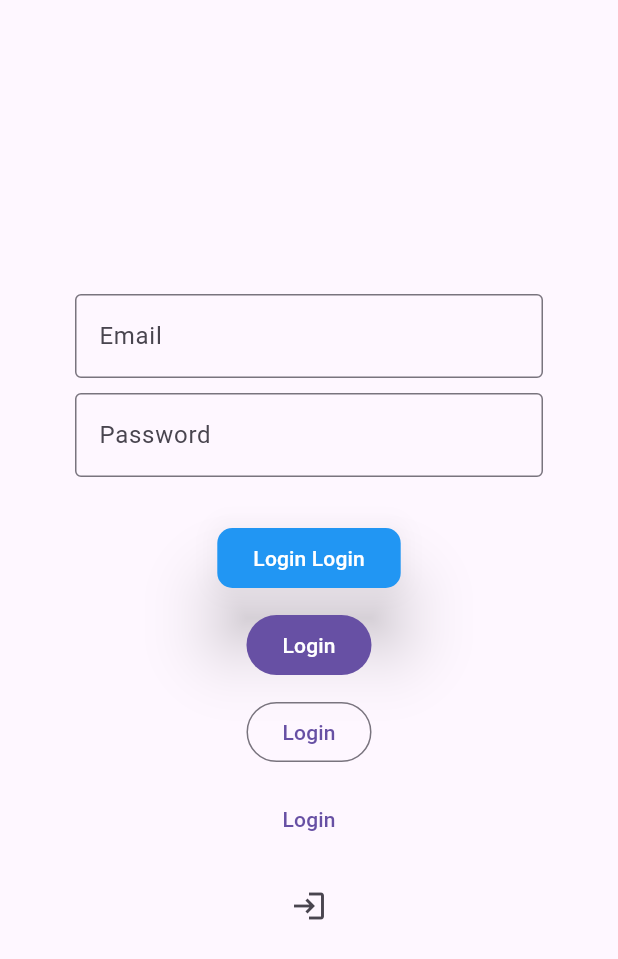
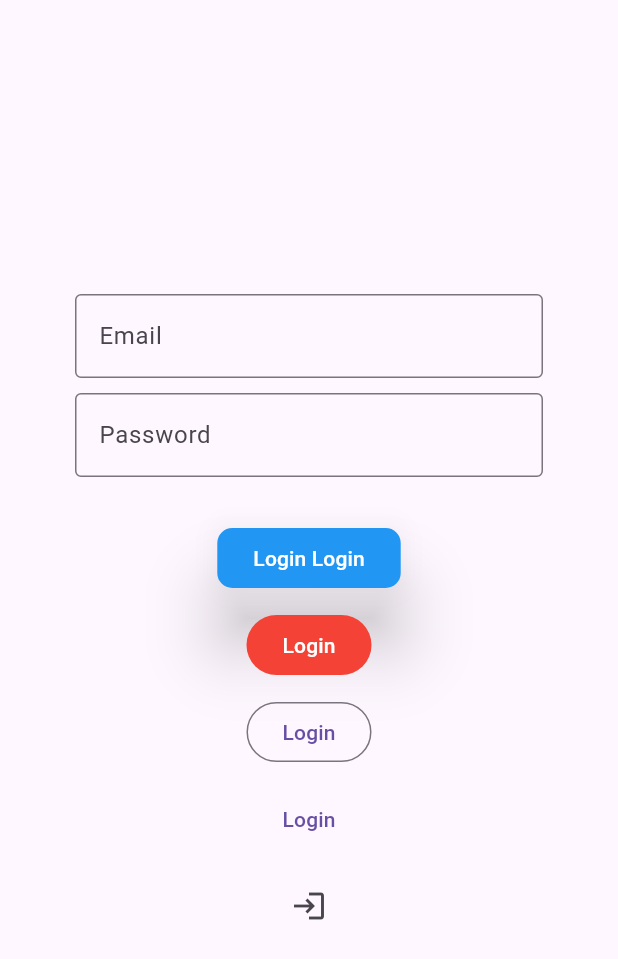
Before and after one commit to Mohammad-Alhajjar/git_session, a Flutter app: the screen it shows after launch, on a phone screen of 412 x 824 dp. Shown: the top 959 px of the screen. Run offline on Flutter 3.47's test engine with Material 3 defaults, Android fonts, the phone set to English and light mode, and no system bars.

Commit message:
login page: change filled button color to red

```diff
--- a/lib/pages/login_page.dart
+++ b/lib/pages/login_page.dart
@@ -97,7 +97,11 @@ class _LoginPageState extends State<LoginPage> {
                 child: Text("Login Login"),
               ),
               SizedBox(height: 10),
-              FilledButton(onPressed: () {}, child: Text("Login")),
+              FilledButton(
+                style: FilledButton.styleFrom(backgroundColor: Colors.red),
+                onPressed: () {},
+                child: Text("Login"),
+              ),
               SizedBox(height: 10),
               OutlinedButton(onPressed: () {}, child: Text("Login")),
               SizedBox(height: 10),
```
